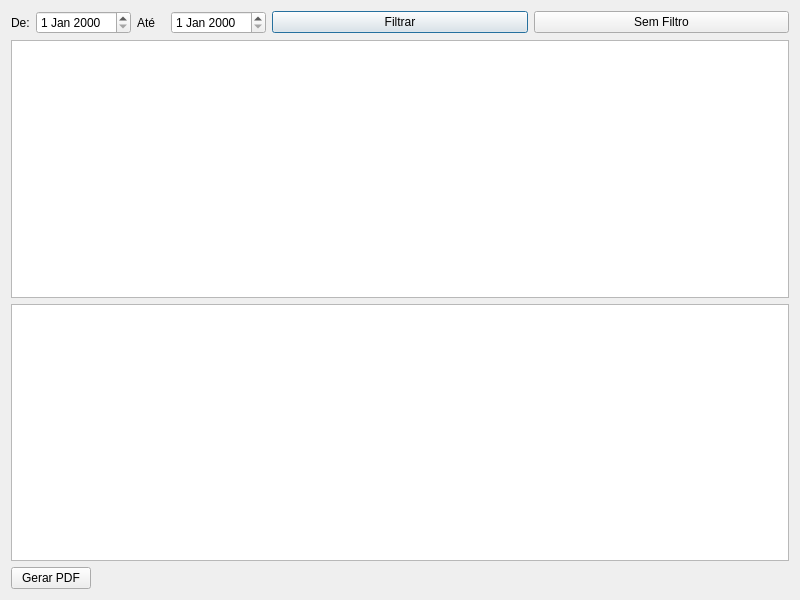
The window that fm_vendasgerais.ui (ZoG101/Estoque-Vendas) describes before a commit, drawn with Qt 5.
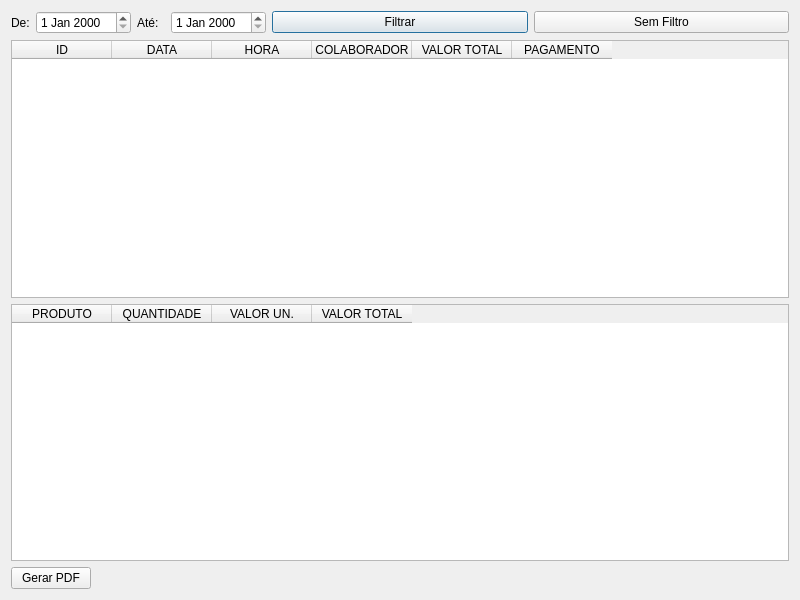
The same window after the commit.

The edit to the form file:
```diff
--- a/fm_vendasgerais.ui
+++ b/fm_vendasgerais.ui
@@ -45,7 +45,7 @@
            <item>
             <widget class="QLabel" name="lbl_to">
              <property name="text">
-              <string>Até</string>
+              <string>Até:</string>
              </property>
             </widget>
            </item>
@@ -75,10 +75,62 @@
      <item>
       <layout class="QVBoxLayout" name="verticalLayout">
        <item>
-        <widget class="QTableWidget" name="tw_sellings"/>
+        <widget class="QTableWidget" name="tw_sellings">
+         <column>
+          <property name="text">
+           <string>ID</string>
+          </property>
+         </column>
+         <column>
+          <property name="text">
+           <string>DATA</string>
+          </property>
+         </column>
+         <column>
+          <property name="text">
+           <string>HORA</string>
+          </property>
+         </column>
+         <column>
+          <property name="text">
+           <string>COLABORADOR</string>
+          </property>
+         </column>
+         <column>
+          <property name="text">
+           <string>VALOR TOTAL</string>
+          </property>
+         </column>
+         <column>
+          <property name="text">
+           <string>PAGAMENTO</string>
+          </property>
+         </column>
+        </widget>
        </item>
        <item>
-        <widget class="QListWidget" name="tw_sellItems"/>
+        <widget class="QTableWidget" name="tw_sellingItems">
+         <column>
+          <property name="text">
+           <string>PRODUTO</string>
+          </property>
+         </column>
+         <column>
+          <property name="text">
+           <string>QUANTIDADE</string>
+          </property>
+         </column>
+         <column>
+          <property name="text">
+           <string>VALOR UN.</string>
+          </property>
+         </column>
+         <column>
+          <property name="text">
+           <string>VALOR TOTAL</string>
+          </property>
+         </column>
+        </widget>
        </item>
        <item>
         <layout class="QHBoxLayout" name="horizontalLayout_5">
```
